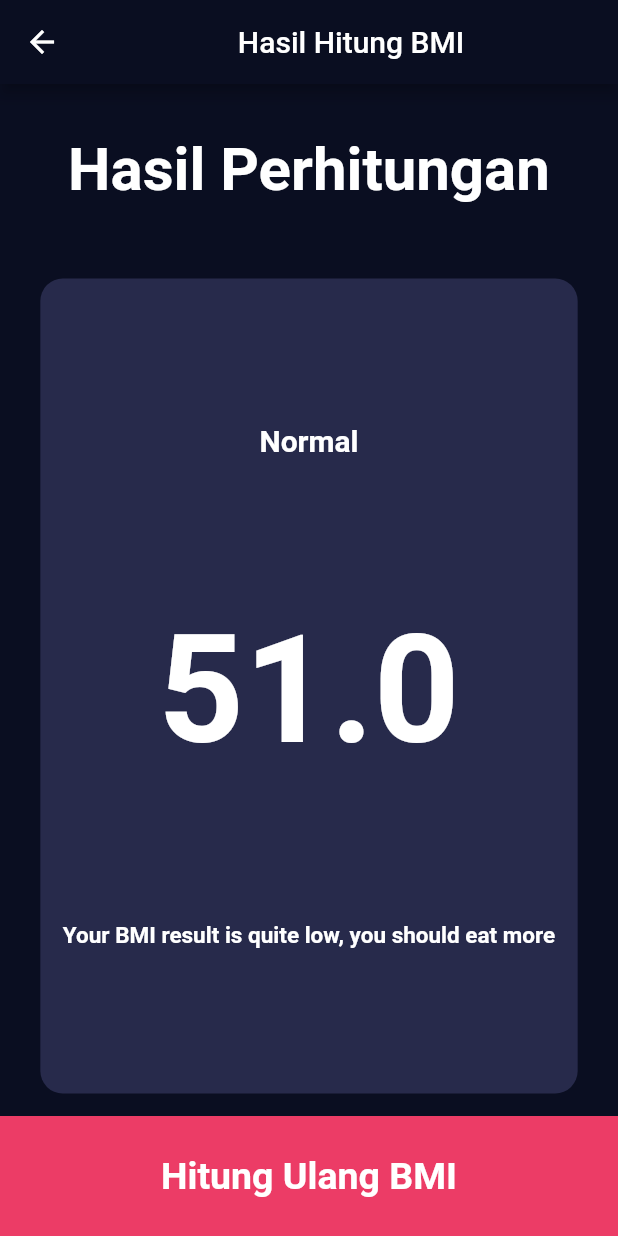
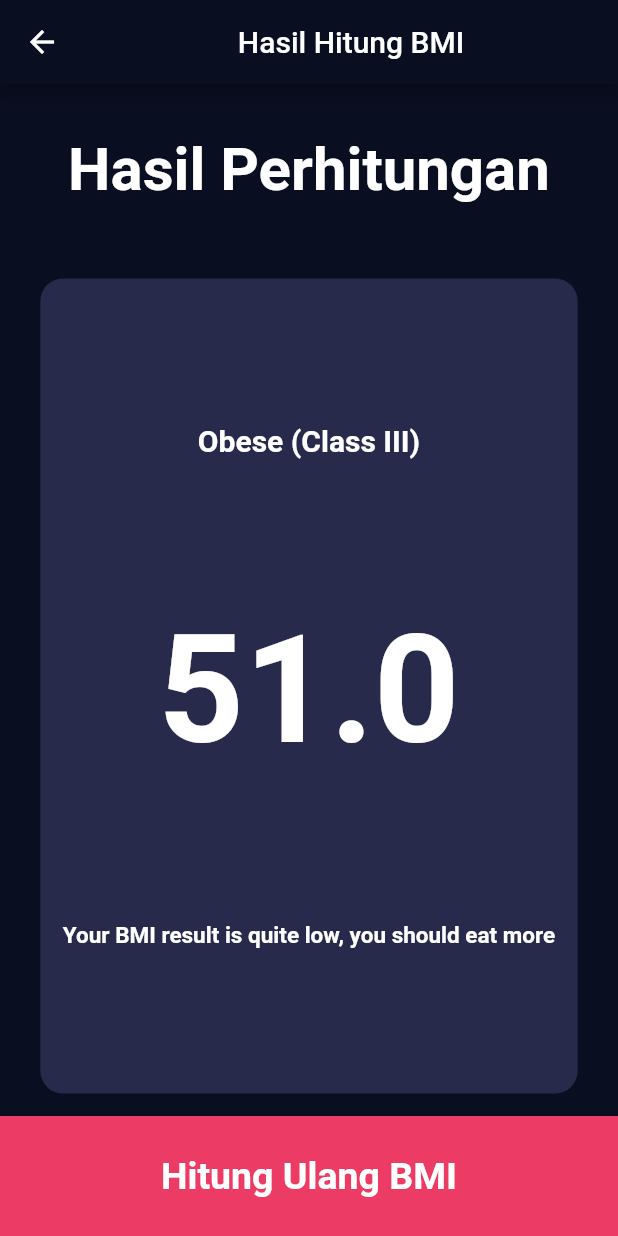
Before and after one commit to ImamHaris/bmiimhar, a Flutter app: the screen it shows after launch, after a tap on "Hitung BMI", on a phone screen of 412 x 824 dp. Run offline on Flutter 3.47's test engine with Material 2 defaults, Android fonts, the phone set to English and light mode, and no system bars.

Commit message:
perhitungan kategori BMI

```diff
--- a/lib/constants/constant.dart
+++ b/lib/constants/constant.dart
@@ -11,3 +11,12 @@
   fontWeight: FontWeight.bold,
   color: Colors.white,
 );
+
+String underWeightServe = "Underweight (Severe thinness)";
+String underWeightModerate = "Underweight (Moderate thinness)";
+String underWeightMild = "Underweight (Mild thinness)";
+String normal = "Normal";
+String overWeight = "Overweight";
+String obeseI = "Obese (Class I)";
+String obeseII = "Obese (Class II)";
+String obeseIII = "Obese (Class III)";
--- a/lib/views/bmi_result_screen.dart
+++ b/lib/views/bmi_result_screen.dart
@@ -1,3 +1,4 @@
+import 'package:bmiimhar/constants/constant.dart';
 import 'package:bmiimhar/views/bmi_data_screen.dart';
 import 'package:flutter/material.dart';
 
@@ -5,6 +6,29 @@ class BmiResultScreen extends StatelessWidget {
   const BmiResultScreen({Key? key, required this.bmi}) : super(key: key);
 
   final double bmi;
+
+  determineBmiCategory(double bmiValue) {
+    String category = "";
+    if (bmiValue < 16.0) {
+      category = underWeightServe;
+    } else if (bmiValue >= 16.0 && bmiValue < 17) {
+      category = underWeightModerate;
+    } else if (bmiValue >= 17.0 && bmiValue < 18.5) {
+      category = underWeightMild;
+    } else if (bmiValue >= 18.0 && bmiValue < 25.0) {
+      category = normal;
+    } else if (bmiValue >= 25.0 && bmiValue < 30.0) {
+      category = overWeight;
+    } else if (bmiValue >= 30.0 && bmiValue < 35.0) {
+      category = obeseI;
+    } else if (bmiValue >= 35.0 && bmiValue < 40.0) {
+      category = obeseII;
+    } else if (bmiValue >= 40.0) {
+      category = obeseIII;
+    }
+
+    return category;
+  }
 
   @override
   Widget build(BuildContext context) {
@@ -41,7 +65,7 @@ class BmiResultScreen extends StatelessWidget {
                   mainAxisAlignment: MainAxisAlignment.spaceEvenly,
                   children: [
                     Text(
-                      "Normal",
+                      determineBmiCategory(bmi),
                       style: TextStyle(
                         fontSize: 20,
                         fontWeight: FontWeight.bold,
```
